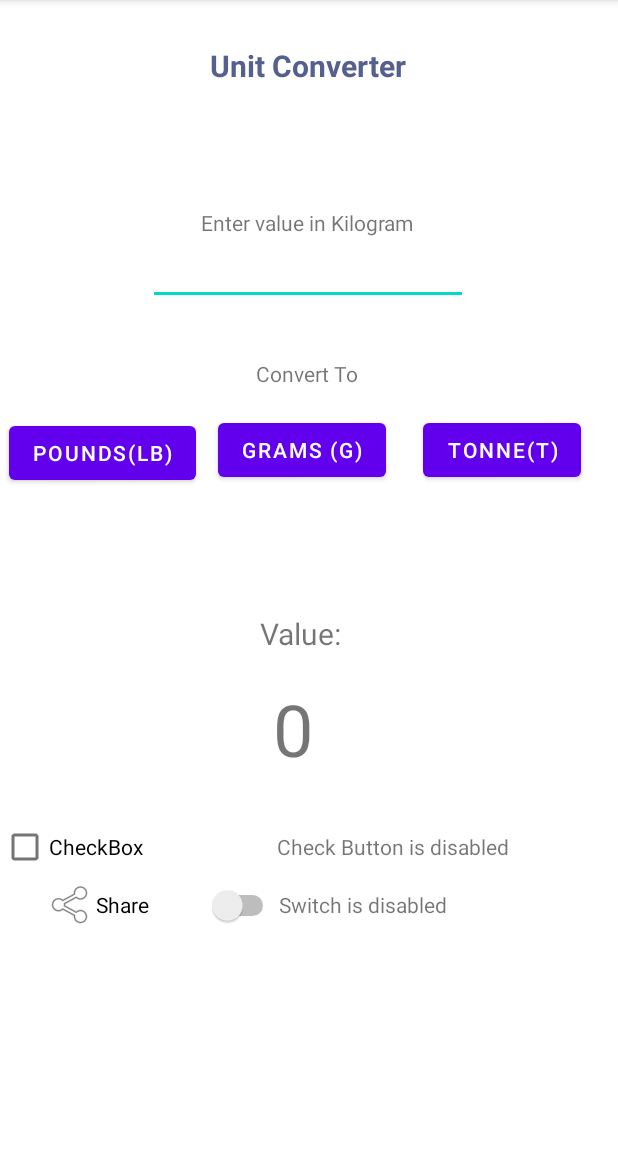
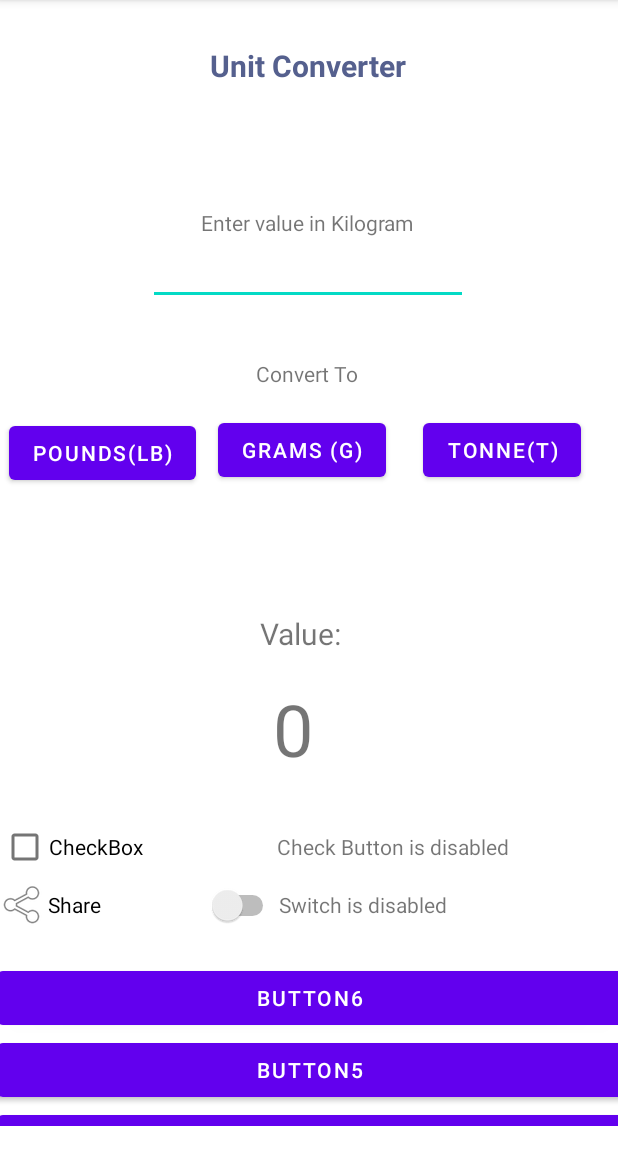
Before and after one commit to SyedAliAwais449/Practice, an Android app: the screen it shows after launch (MainActivity), on a phone screen of 412 x 824 dp, the part 84-1236 px from its top. Run offline under Robolectric (Android 15) with nearby library versions, the phone set to English and light mode, and no system bars.

Commit message:
ScrollView added in practice file

```diff
--- a/app/src/main/res/layout/activity_main.xml
+++ b/app/src/main/res/layout/activity_main.xml
@@ -152,6 +152,7 @@
     </LinearLayout>
 
     <LinearLayout
+        android:id="@+id/linearLayout3"
         android:layout_width="412dp"
         android:layout_height="54dp"
         android:orientation="horizontal"
@@ -164,7 +165,6 @@
             android:layout_height="wrap_content"
             android:layout_weight="1"
             android:drawableLeft="@android:drawable/ic_menu_share"
-            android:paddingLeft="32dp"
             android:text="Share" />
 
         <TextView
@@ -175,5 +175,38 @@
             android:text="@string/unSwitchButton" />
     </LinearLayout>
 
+    <ScrollView
+        android:layout_width="417dp"
+        android:layout_height="109dp"
+        app:layout_constraintEnd_toEndOf="parent"
+        app:layout_constraintStart_toStartOf="parent"
+        app:layout_constraintTop_toBottomOf="@+id/linearLayout3"
+        tools:ignore="SpeakableTextPresentCheck">
+
+        <LinearLayout
+            android:layout_width="match_parent"
+            android:layout_height="wrap_content"
+            android:orientation="vertical">
+
+            <Button
+                android:id="@+id/button6"
+                android:layout_width="match_parent"
+                android:layout_height="wrap_content"
+                android:text="Button6" />
+
+            <Button
+                android:id="@+id/button5"
+                android:layout_width="match_parent"
+                android:layout_height="wrap_content"
+                android:text="Button5" />
+
+            <Button
+                android:id="@+id/button4"
+                android:layout_width="match_parent"
+                android:layout_height="wrap_content"
+                android:text="Button4" />
+        </LinearLayout>
+    </ScrollView>
+
 
 </androidx.constraintlayout.widget.ConstraintLayout>
```
